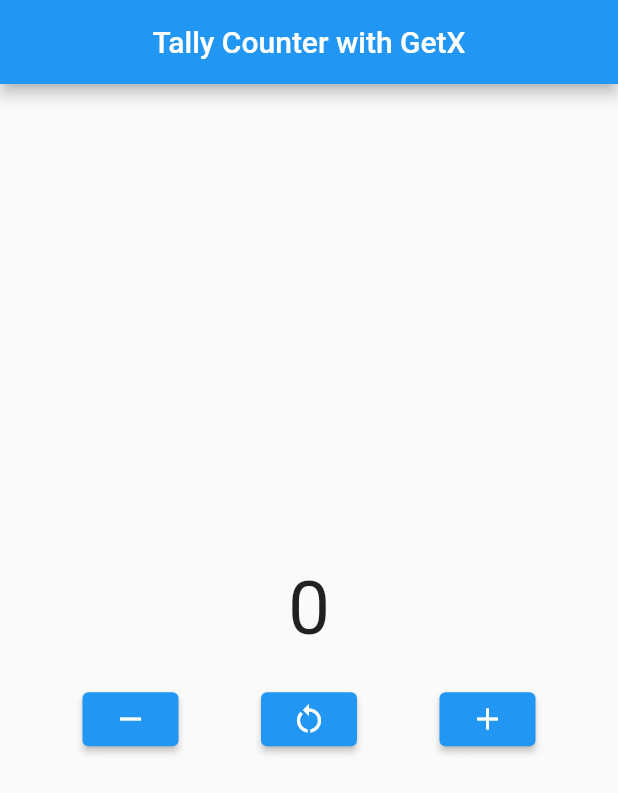
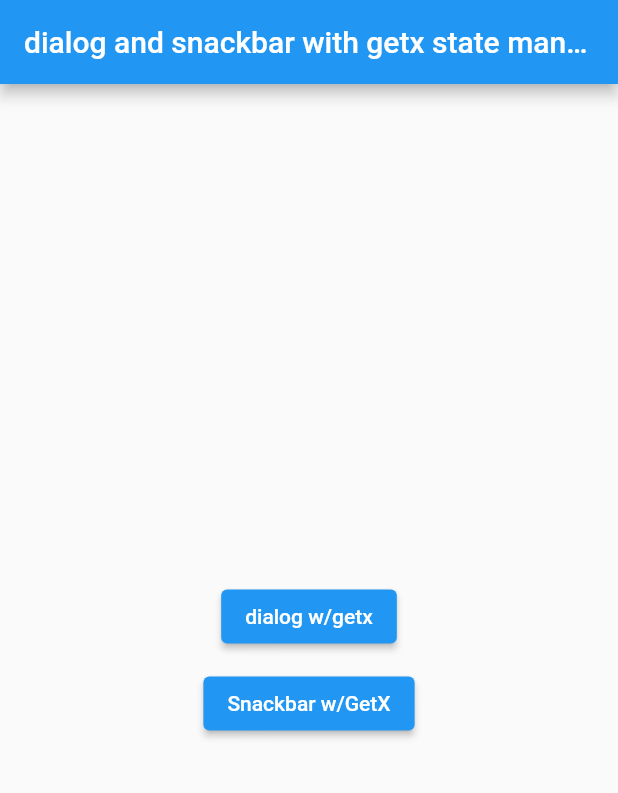
Before and after one commit to AlsoKnownAsZira/flutteringpt7, a Flutter app: the screen it shows after launch, on a phone screen of 412 x 824 dp. Shown: the top 793 px of the screen. Run offline on Flutter 3.47's test engine with Material 2 defaults, Android fonts, the phone set to English and light mode, and no system bars; our stand-ins replace get.

Commit message:
finished dialog and snackbar with getx

```diff
--- a/lib/main.dart
+++ b/lib/main.dart
@@ -1,4 +1,5 @@
 import 'package:flutter/material.dart';
+import 'package:flutteringpt7/pages/dialog_snackbar.dart';
 import 'package:flutteringpt7/pages/tally_counter.dart';
 import 'package:get/get.dart';
 void main() {
@@ -12,7 +13,7 @@ class MyApp extends StatelessWidget {
   Widget build(BuildContext context) {
     return GetMaterialApp(
       debugShowCheckedModeBanner: false,
-      home: tally_counter(),
+      home: dialog_snackbar(),
     );
   }
 }
--- /dev/null
+++ b/lib/pages/dialog_snackbar.dart
@@ -0,0 +1,36 @@
+import 'package:flutter/material.dart';
+import 'package:get/get.dart';
+
+class dialog_snackbar extends StatelessWidget {
+  const dialog_snackbar({super.key});
+
+  @override
+  Widget build(BuildContext context) {
+    return Scaffold(
+      appBar: AppBar(
+        title: Text('dialog and snackbar with getx state management'),
+      ),
+      body: Center(
+        child: Column(
+          mainAxisAlignment: MainAxisAlignment.center,
+          children: [
+            ElevatedButton(
+                onPressed: () {
+                  Get.defaultDialog(
+                      title: "Hello!",
+                      content: Text(
+                          "This is dialog with GetX! very simple ain't it?"));
+                },
+                child: Text("dialog w/getx")),
+                SizedBox(height: 10,),
+            ElevatedButton(
+                onPressed: () {
+                  Get.snackbar("Hello!", "this is snackbar with GetX!", snackPosition: SnackPosition.BOTTOM, isDismissible:true );
+                },
+                child: Text("Snackbar w/GetX"))
+          ],
+        ),
+      ),
+    );
+  }
+}
```
Also changed, not shown: lib/pages/tally_counter.dart (+9 -0 lines).
